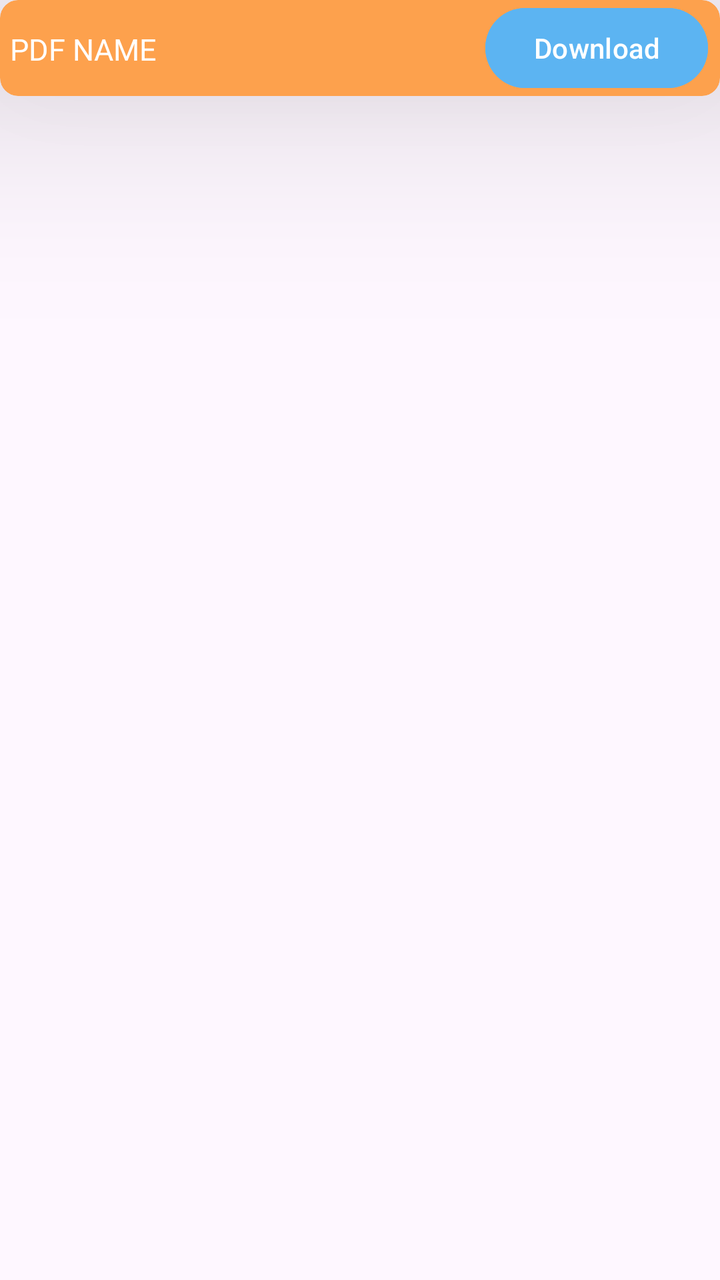
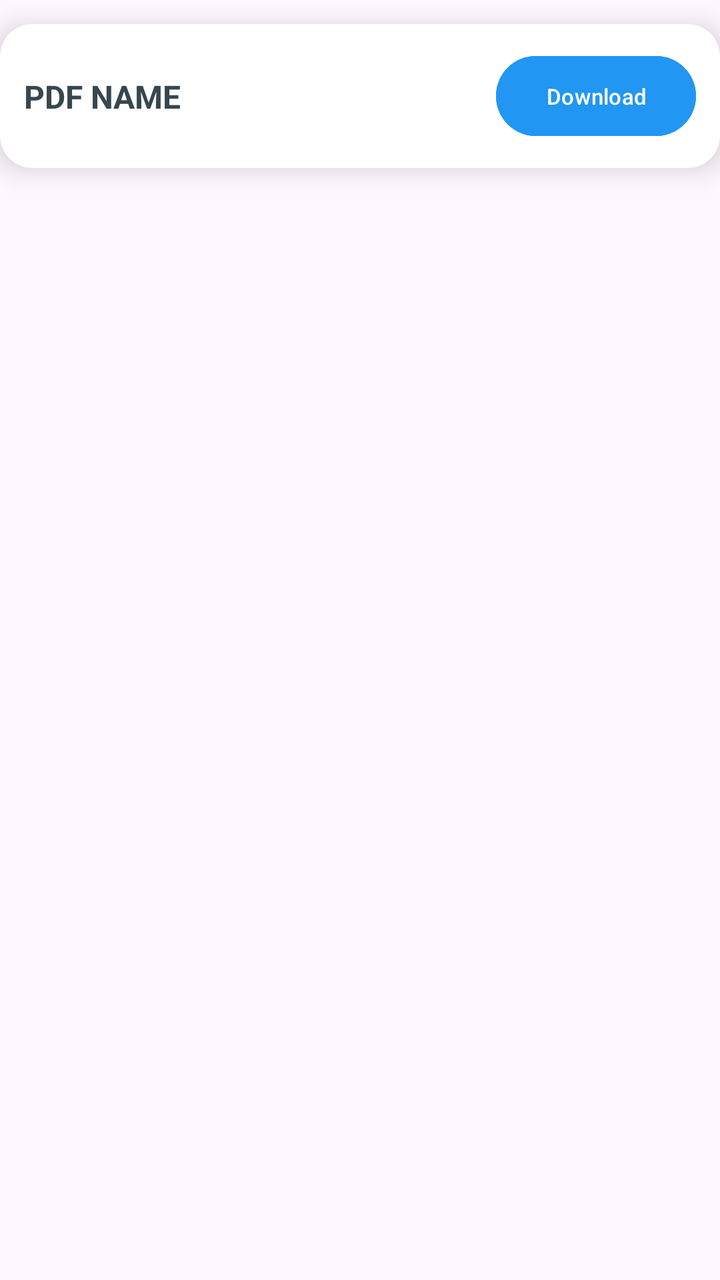

Before-and-after screenshots of an Android layout around one commit, followed by the original layout XML and the change that was made.
<!-- AndroidManifest.xml: application theme Theme.UniVerse -->
<!-- res/layout/bookpdf_item.xml -->
<?xml version="1.0" encoding="utf-8"?>
<androidx.constraintlayout.widget.ConstraintLayout xmlns:android="http://schemas.android.com/apk/res/android"
    xmlns:app="http://schemas.android.com/apk/res-auto"
    xmlns:tools="http://schemas.android.com/tools"
    android:layout_width="match_parent"
    android:layout_height="wrap_content"
    android:layout_margin="16dp"
    android:backgroundTint="#747a7d"
    >

    <androidx.cardview.widget.CardView
        android:id="@+id/cardView"
        android:layout_width="0dp"
        android:layout_height="wrap_content"
        app:cardCornerRadius="9dp"
        app:cardElevation="60dp"
        android:backgroundTint="#fda14d"
        app:layout_constraintEnd_toEndOf="parent"
        app:layout_constraintStart_toStartOf="parent"
        app:layout_constraintTop_toTopOf="parent">

        <androidx.constraintlayout.widget.ConstraintLayout
            android:layout_width="match_parent"
            android:layout_height="match_parent">

            <TextView
                android:id="@+id/pdfnametextView"
                android:layout_width="wrap_content"
                android:layout_height="47dp"
                android:layout_marginStart="5dp"
                android:gravity="center"
                android:text="PDF NAME"
                android:textColor="@color/white"

                android:textSize="15sp"
                app:layout_constraintBottom_toBottomOf="parent"
                app:layout_constraintEnd_toStartOf="@+id/pdfdownload"
                app:layout_constraintHorizontal_bias="0.0"
                app:layout_constraintStart_toStartOf="parent" />

            <Button
                android:layout_width="wrap_content"
                android:layout_height="wrap_content"
                android:layout_marginEnd="6dp"
                android:backgroundTint="@color/downloadbuttonbg"
                android:text="Download"
                android:id="@+id/pdfdownload"

                app:layout_constraintBottom_toBottomOf="parent"
                app:layout_constraintEnd_toEndOf="parent" />

        </androidx.constraintlayout.widget.ConstraintLayout>
    </androidx.cardview.widget.CardView>


</androidx.constraintlayout.widget.ConstraintLayout>
<!-- resources referenced by this layout -->
<resources>
  <color name="downloadbuttonbg">#5cb4f2</color>
  <color name="white">#FFFFFFFF</color>
  <style name="Theme.UniVerse" parent="Base.Theme.UniVerse" />
  <style name="Base.Theme.UniVerse" parent="Theme.Material3.DayNight.NoActionBar">
          
          
      </style>
</resources>

<!-- the commit's change to res/layout/bookpdf_item.xml (unified diff, before → after) -->
@@ -1,56 +1,59 @@
-<?xml version="1.0" encoding="utf-8"?>
 <androidx.constraintlayout.widget.ConstraintLayout xmlns:android="http://schemas.android.com/apk/res/android"
     xmlns:app="http://schemas.android.com/apk/res-auto"
     xmlns:tools="http://schemas.android.com/tools"
     android:layout_width="match_parent"
     android:layout_height="wrap_content"
     android:layout_margin="16dp"
-    android:backgroundTint="#747a7d"
     >
 
     <androidx.cardview.widget.CardView
         android:id="@+id/cardView"
         android:layout_width="0dp"
         android:layout_height="wrap_content"
-        app:cardCornerRadius="9dp"
-        app:cardElevation="60dp"
-        android:backgroundTint="#fda14d"
+        app:cardCornerRadius="16dp"
+        app:cardElevation="8dp"
+        android:backgroundTint="#FFFFFF"
         app:layout_constraintEnd_toEndOf="parent"
         app:layout_constraintStart_toStartOf="parent"
-        app:layout_constraintTop_toTopOf="parent">
+        app:layout_constraintTop_toTopOf="parent"
+        android:layout_marginTop="12dp"
+        android:layout_marginBottom="12dp">
 
         <androidx.constraintlayout.widget.ConstraintLayout
             android:layout_width="match_parent"
-            android:layout_height="match_parent">
+            android:layout_height="wrap_content"
+            android:padding="12dp">
 
             <TextView
                 android:id="@+id/pdfnametextView"
-                android:layout_width="wrap_content"
-                android:layout_height="47dp"
-                android:layout_marginStart="5dp"
-                android:gravity="center"
+                android:layout_width="0dp"
+                android:layout_height="wrap_content"
+                android:layout_marginEnd="8dp"
                 android:text="PDF NAME"
-                android:textColor="@color/white"
-
-                android:textSize="15sp"
+                android:textColor="#37474F"
+                android:textSize="16sp"
+                android:textStyle="bold"
+                android:maxLines="2"
+                android:ellipsize="end"
+                app:layout_constraintStart_toStartOf="parent"
+                app:layout_constraintEnd_toStartOf="@+id/pdfdownload"
+                app:layout_constraintTop_toTopOf="parent"
                 app:layout_constraintBottom_toBottomOf="parent"
-                app:layout_constraintEnd_toStartOf="@+id/pdfdownload"
-                app:layout_constraintHorizontal_bias="0.0"
-                app:layout_constraintStart_toStartOf="parent" />
+                app:layout_constraintVertical_bias="0.5"/>
 
             <Button
-                android:layout_width="wrap_content"
-                android:layout_height="wrap_content"
-                android:layout_marginEnd="6dp"
-                android:backgroundTint="@color/downloadbuttonbg"
+                android:id="@+id/pdfdownload"
+                android:layout_width="100dp"
+                android:layout_height="48dp"
+                android:backgroundTint="#2196F3"
                 android:text="Download"
-                android:id="@+id/pdfdownload"
-
+                android:textColor="#FFFFFF"
+                android:textSize="11sp"
                 app:layout_constraintBottom_toBottomOf="parent"
-                app:layout_constraintEnd_toEndOf="parent" />
+                app:layout_constraintEnd_toEndOf="parent"
+                app:layout_constraintTop_toTopOf="parent" />
 
         </androidx.constraintlayout.widget.ConstraintLayout>
     </androidx.cardview.widget.CardView>
 
-
 </androidx.constraintlayout.widget.ConstraintLayout>
<!-- resource entries referenced after the edit -->
@@ -1,7 +1,5 @@
 <!-- resources referenced by this layout -->
 <resources>
-  <color name="downloadbuttonbg">#5cb4f2</color>
-  <color name="white">#FFFFFFFF</color>
   <style name="Theme.UniVerse" parent="Base.Theme.UniVerse" />
   <style name="Base.Theme.UniVerse" parent="Theme.Material3.DayNight.NoActionBar">
           
